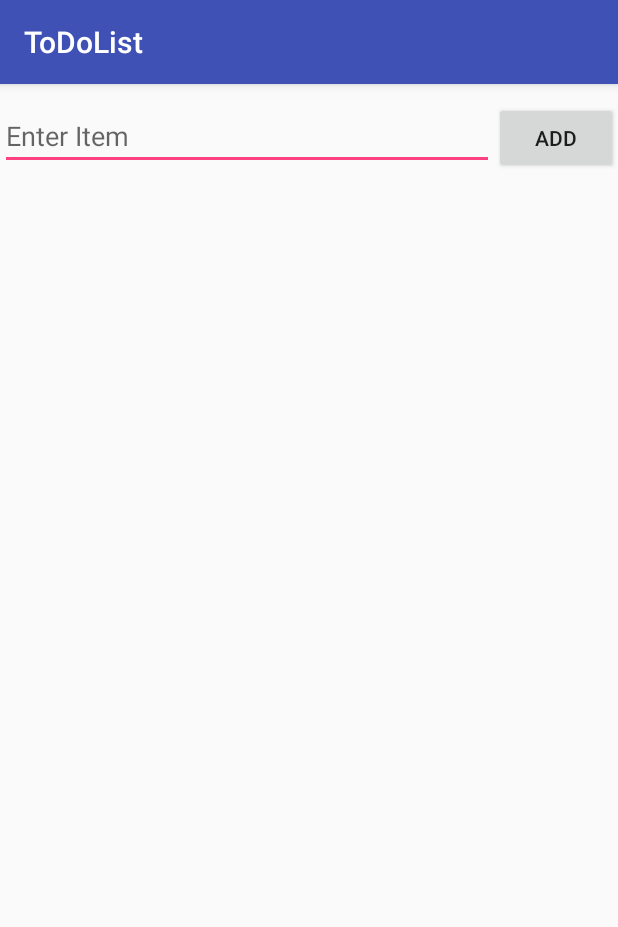
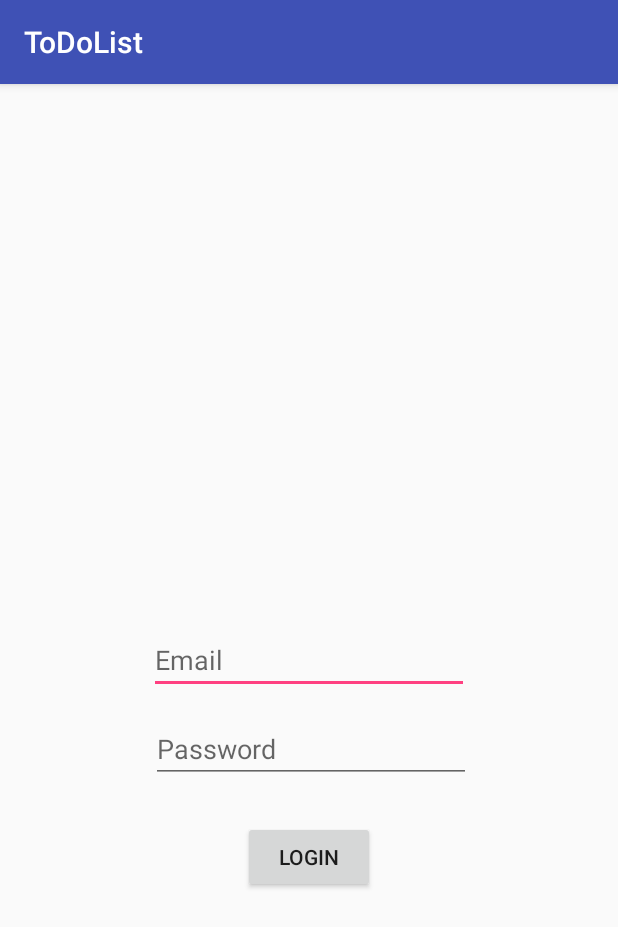
Before and after one commit to MostafaAmer-2/TODO-App, an Android app: the screen it shows after launch (MainActivity before the commit, login_page after it), on a phone screen of 412 x 824 dp. Shown: the top 927 px of the screen. Run offline under Robolectric (Android 15) with nearby library versions, the light colour scheme and no system bars; our stand-ins replace Firebase (no records; nobody signed in at launch, a user with empty details on screens opened directly).

Commit message:
Sign in feature added

```diff
--- a/app/build.gradle
+++ b/app/build.gradle
@@ -20,9 +20,14 @@ android {
 
 dependencies {
     implementation fileTree(dir: 'libs', include: ['*.jar'])
+    //noinspection GradleCompatible
     implementation 'com.android.support:appcompat-v7:28.0.0-alpha3'
     implementation 'com.android.support.constraint:constraint-layout:1.1.2'
+    implementation 'com.android.support:support-annotations:28.0.0-alpha3'
+    implementation 'com.google.firebase:firebase-auth:11.6.0'
     testImplementation 'junit:junit:4.12'
     androidTestImplementation 'com.android.support.test:runner:1.0.2'
     androidTestImplementation 'com.android.support.test.espresso:espresso-core:3.0.2'
 }
+
+apply plugin: 'com.google.gms.google-services'
--- a/app/src/main/java/com/example/mostafa/todolist/MainActivity.java
+++ b/app/src/main/java/com/example/mostafa/todolist/MainActivity.java
@@ -1,6 +1,6 @@
 package com.example.mostafa.todolist;
 
-import android.os.Bundle;
+        import android.os.Bundle;
 import android.support.v7.app.AppCompatActivity;
 import android.view.View;
 import android.widget.AdapterView;
@@ -60,7 +60,7 @@ public class MainActivity extends AppCompatActivity implements View.OnClickListe
         items.remove(position);
         adapter.notifyDataSetChanged();
         FileHelper.writeData(items, this);
-        Toast.makeText(this, "Delete", Toast.LENGTH_SHORT).show();
+        Toast.makeText(this, "Item Deleted", Toast.LENGTH_SHORT).show();
 
     }
 }
--- /dev/null
+++ b/app/src/main/java/com/example/mostafa/todolist/login_page.java
@@ -0,0 +1,99 @@
+package com.example.mostafa.todolist;
+
+        import android.content.Intent;
+        import android.os.Bundle;
+        import android.support.annotation.NonNull;
+        import android.support.v7.app.AppCompatActivity;
+        import android.text.TextUtils;
+        import android.view.View;
+        import android.widget.Button;
+        import android.widget.EditText;
+        import android.widget.Toast;
+
+        import com.google.android.gms.tasks.OnCompleteListener;
+        import com.google.android.gms.tasks.Task;
+        import com.google.firebase.auth.AuthResult;
+        import com.google.firebase.auth.FirebaseAuth;
+        import com.google.firebase.auth.FirebaseUser;
+
+
+public class login_page extends AppCompatActivity {
+
+    private EditText mEmailField;
+    private EditText mPasswordField;
+
+    private Button mLoginBtn;
+
+    private FirebaseAuth mAuth;
+
+    private FirebaseAuth.AuthStateListener mAuthListener;
+
+    @Override
+    protected void onCreate(Bundle savedInstanceState) {
+        super.onCreate(savedInstanceState);
+        setContentView(R.layout.activity_login_page);
+
+        mAuth=FirebaseAuth.getInstance();
+
+        mEmailField= (EditText) findViewById(R.id.emailField);
+        mPasswordField= (EditText) findViewById(R.id.passwordField);
+
+        mLoginBtn= (Button) findViewById(R.id.loginBtn);
+
+        mAuthListener=new FirebaseAuth.AuthStateListener() {
+            @Override
+            public void onAuthStateChanged(@NonNull FirebaseAuth firebaseAuth) {
+                if(firebaseAuth.getCurrentUser() != null){
+                    startActivity(new Intent(login_page.this, MainActivity.class));
+                }
+            }
+        };
+
+        mLoginBtn.setOnClickListener(new View.OnClickListener(){
+
+            @Override
+            public void onClick(View view) {
+                startSignIn();
+            }
+        });
+    }
+
+    protected void onStart(){
+        super.onStart();
+
+        FirebaseAuth.getInstance().signOut(); //test kda
+
+        mAuth.addAuthStateListener(mAuthListener);
+
+        FirebaseUser currentUser = mAuth.getCurrentUser();
+    }
+
+    public void onStop(){
+        super.onStop();
+        if (mAuthListener != null) {
+            mAuth.removeAuthStateListener(mAuthListener);
+            FirebaseAuth.getInstance().signOut();
+        }
+    }
+
+
+    private void startSignIn(){
+        String email= mEmailField.getText().toString();
+        String password=mPasswordField.getText().toString();
+
+        if(TextUtils.isEmpty(email) || TextUtils.isEmpty(password)){
+            Toast.makeText(login_page.this, "Empty Fields", Toast.LENGTH_LONG).show();
+        }
+        else{
+            mAuth.signInWithEmailAndPassword(email,password).addOnCompleteListener(new OnCompleteListener<AuthResult>() {
+                @Override
+                public void onComplete(@NonNull Task<AuthResult> task) {
+                    if(!task.isSuccessful()){
+                        Toast.makeText(login_page.this, "Sign In Problem", Toast.LENGTH_LONG).show();
+                    }
+                }
+            });
+        }
+    }
+
+}
--- /dev/null
+++ b/app/src/main/res/layout/activity_login_page.xml
@@ -0,0 +1,43 @@
+<?xml version="1.0" encoding="utf-8"?>
+<android.support.constraint.ConstraintLayout xmlns:android="http://schemas.android.com/apk/res/android"
+xmlns:app="http://schemas.android.com/apk/res-auto"
+xmlns:tools="http://schemas.android.com/tools"
+android:layout_width="match_parent"
+android:layout_height="match_parent"
+tools:context=".login_page">
+
+<EditText
+    android:id="@+id/emailField"
+    android:layout_width="wrap_content"
+    android:layout_height="wrap_content"
+    android:ems="10"
+    android:hint="Email"
+    android:inputType="textEmailAddress"
+    app:layout_constraintBottom_toBottomOf="parent"
+    app:layout_constraintEnd_toEndOf="parent"
+    app:layout_constraintStart_toStartOf="parent"
+    app:layout_constraintTop_toTopOf="parent" />
+
+<EditText
+    android:id="@+id/passwordField"
+    android:layout_width="wrap_content"
+    android:layout_height="wrap_content"
+    android:layout_marginLeft="1dp"
+    android:layout_marginStart="1dp"
+    android:layout_marginTop="14dp"
+    android:ems="10"
+    android:hint="Password"
+    android:inputType="textPassword"
+    app:layout_constraintStart_toStartOf="@+id/emailField"
+    app:layout_constraintTop_toBottomOf="@+id/emailField" />
+
+<Button
+    android:id="@+id/loginBtn"
+    android:layout_width="wrap_content"
+    android:layout_height="wrap_content"
+    android:layout_marginTop="25dp"
+    android:text="Login"
+    app:layout_constraintEnd_toEndOf="parent"
+    app:layout_constraintStart_toStartOf="parent"
+    app:layout_constraintTop_toBottomOf="@+id/passwordField" />
+</android.support.constraint.ConstraintLayout>
--- a/build.gradle
+++ b/build.gradle
@@ -12,6 +12,7 @@ buildscript {
 
         // NOTE: Do not place your application dependencies here; they belong
         // in the individual module build.gradle files
+        classpath 'com.google.gms:google-services:3.1.1'
     }
 }
 
```
Also changed, not shown: app/src/main/AndroidManifest.xml (+9 -1 lines), app/src/main/res/values/strings.xml (+15 -0 lines), app/src/main/res/layout/activity_main.xml (line endings or trailing spaces).
